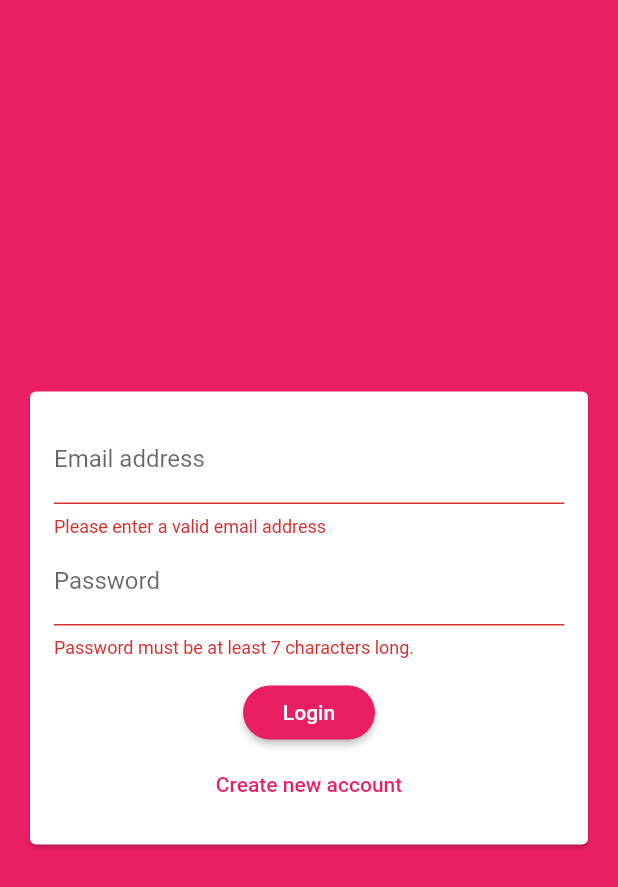
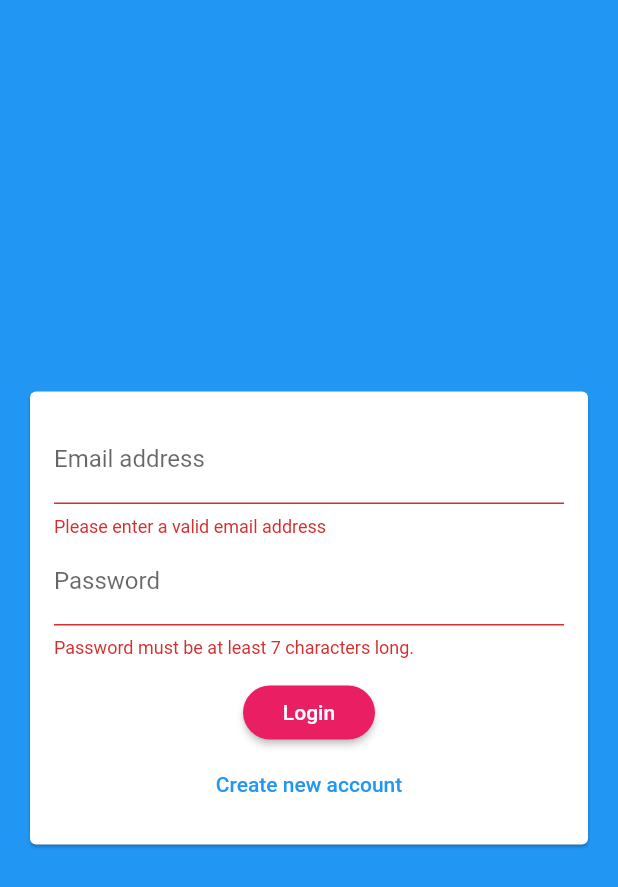
Before and after one commit to seokhyeonSong/flutter_practice_chat, a Flutter app: the screen it shows after launch, after a tap on "Login", on a phone screen of 412 x 824 dp. Shown: the top 887 px of the screen. Run offline on Flutter 3.47's test engine with Material 2 defaults, Android fonts, the phone set to English and light mode, and no system bars; our stand-ins replace cloud_firestore, firebase_auth, firebase_core, firebase_storage, image_picker; accounts and stored records are empty.

```diff
--- a/lib/main.dart
+++ b/lib/main.dart
@@ -19,9 +19,7 @@ class MyApp extends StatelessWidget {
     return MaterialApp(
       title: 'Flutter Chat',
       theme: ThemeData(
-        primarySwatch: Colors.pink,
         backgroundColor: Colors.pink,
-        accentColor: Colors.deepPurple,
         accentColorBrightness: Brightness.dark,
         buttonTheme: ButtonTheme.of(context).copyWith(
           buttonColor: Colors.pink,
@@ -30,14 +28,16 @@ class MyApp extends StatelessWidget {
             borderRadius: BorderRadius.circular(20),
           ),
         ),
+        colorScheme: ColorScheme.fromSwatch(primarySwatch: Colors.pink)
+            .copyWith(secondary: Colors.deepPurple),
       ),
       home: StreamBuilder(
         stream: FirebaseAuth.instance.authStateChanges(),
         builder: (ctx, snapshot) {
           if (snapshot.hasData) {
-            return ChatScreen();
+            return const ChatScreen();
           }
-          return AuthScreen();
+          return const AuthScreen();
         },
       ),
     );
--- a/lib/screens/chat_screen.dart
+++ b/lib/screens/chat_screen.dart
@@ -1,4 +1,3 @@
-import 'package:cloud_firestore/cloud_firestore.dart';
 import 'package:firebase_auth/firebase_auth.dart';
 import 'package:flutter/material.dart';
 
@@ -9,8 +8,6 @@ class ChatScreen extends StatelessWidget {
   const ChatScreen({Key? key}) : super(key: key);
   @override
   Widget build(BuildContext context) {
-    final firebaseInstance = FirebaseFirestore.instance
-        .collection('chats/9HtkwtDoDP78JX3O87Lu/messages');
     return Scaffold(
       appBar: AppBar(
         title: const Text('FlutterChat'),
--- a/lib/widgets/auth/auth_form.dart
+++ b/lib/widgets/auth/auth_form.dart
@@ -73,15 +73,17 @@ class _AuthFormState extends State<AuthForm> {
                   TextFormField(
                     key: const ValueKey('email'),
                     validator: (value) {
-                      if (value == null)
+                      if (value == null) {
                         return 'Please enter a valid email address';
-                      if (value.isEmpty || !value.contains('@'))
+                      }
+                      if (value.isEmpty || !value.contains('@')) {
                         return 'Please enter a valid email address';
+                      }
                       return null;
                     },
                     keyboardType: TextInputType.emailAddress,
                     decoration: const InputDecoration(
-                      labelText: "Email address",
+                      labelText: 'Email address',
                     ),
                     onSaved: (value) {
                       if (value != null) _userEmail = value;
@@ -91,10 +93,12 @@ class _AuthFormState extends State<AuthForm> {
                     TextFormField(
                       key: const ValueKey('userName'),
                       validator: (value) {
-                        if (value == null)
+                        if (value == null) {
                           return 'Please enter at least 4 characters.';
-                        if (value.isEmpty || value.length < 4)
+                        }
+                        if (value.isEmpty || value.length < 4) {
                           return 'Please enter at least 4 characters.';
+                        }
                         return null;
                       },
                       decoration: const InputDecoration(
@@ -108,10 +112,12 @@ class _AuthFormState extends State<AuthForm> {
                     key: const ValueKey('password'),
                     obscureText: true,
                     validator: (value) {
-                      if (value == null)
+                      if (value == null) {
                         return 'Password must be at least 7 characters long.';
-                      if (value.isEmpty || value.length < 7)
+                      }
+                      if (value.isEmpty || value.length < 7) {
                         return 'Password must be at least 7 characters long.';
+                      }
                       return null;
                     },
                     decoration: const InputDecoration(
@@ -139,8 +145,8 @@ class _AuthFormState extends State<AuthForm> {
                         });
                       },
                       child: Text(_isLogin
-                          ? "Create new account"
-                          : "i already have an account"),
+                          ? 'Create new account'
+                          : 'i already have an account'),
                     )
                 ],
               ),
```
